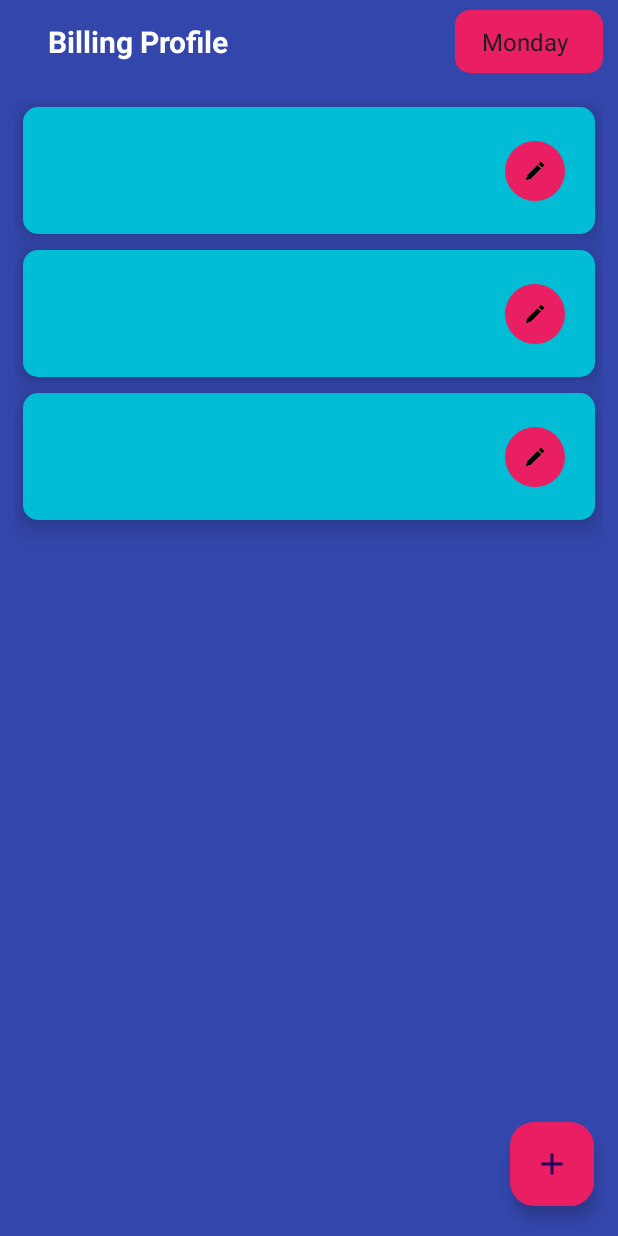
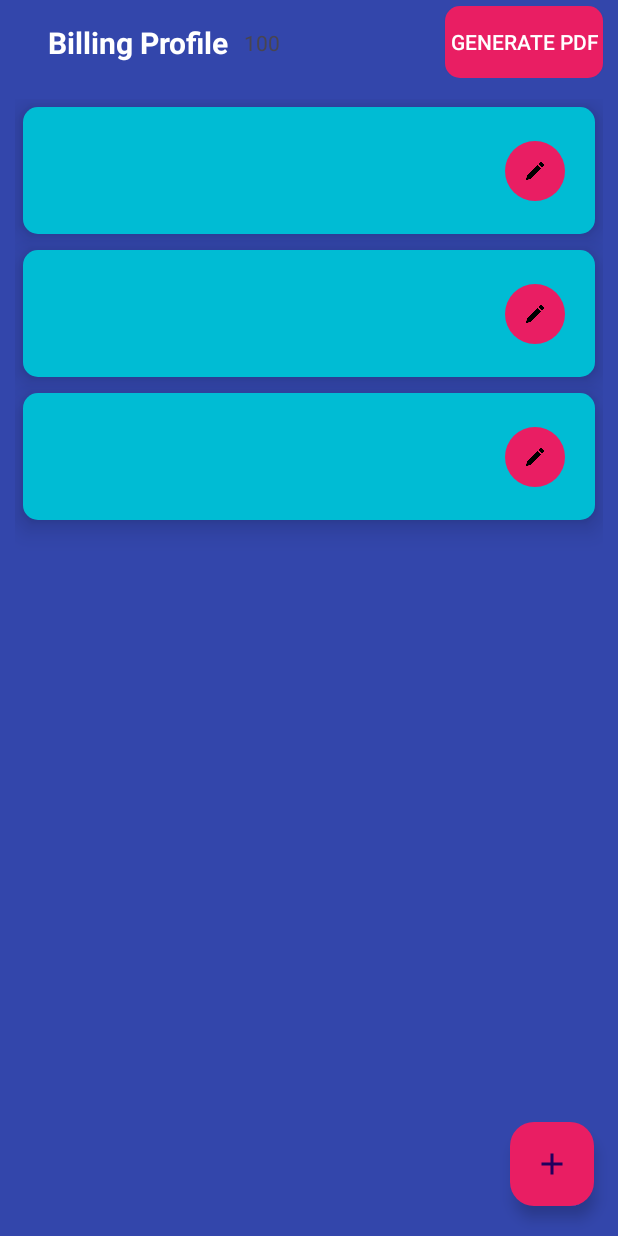
Before and after one commit to muzohaib3/Hisab-Kitab, an Android app: the layout activity_electricity_bills.xml on its own in the app's theme, with its tools: preview values and no code run, on a phone screen of 412 x 824 dp. Run offline under Robolectric (Android 15) with nearby library versions, the phone set to English and light mode, and no system bars; Roboto replaces fonts that are not available here.

Commit message:
new changes

```diff
--- a/app/build.gradle.kts
+++ b/app/build.gradle.kts
@@ -79,6 +79,8 @@ dependencies {
     implementation("com.squareup.retrofit2:converter-scalars:2.9.0")
     implementation("com.jakewharton.threetenabp:threetenabp:1.2.1")
 
+    implementation("com.github.tejpratap46:PDFCreatorAndroid:3.0.2")
+
 
 
 }
--- a/app/src/main/AndroidManifest.xml
+++ b/app/src/main/AndroidManifest.xml
@@ -1,6 +1,9 @@
 <?xml version="1.0" encoding="utf-8"?>
 <manifest xmlns:android="http://schemas.android.com/apk/res/android"
     xmlns:tools="http://schemas.android.com/tools">
+
+    <uses-permission android:name="android.permission.READ_EXTERNAL_STORAGE" />
+    <uses-permission android:name="android.permission.WRITE_EXTERNAL_STORAGE" />
 
     <application
         android:allowBackup="true"
--- a/app/src/main/java/com/devon/hisaabkitaab/database/AppDB.kt
+++ b/app/src/main/java/com/devon/hisaabkitaab/database/AppDB.kt
@@ -5,7 +5,7 @@ import androidx.room.RoomDatabase
 import androidx.room.TypeConverters
 import com.devon.hisaabkitaab.utils.dateformat.DateConverter
 
-@Database(entities =[MeterReadingModel::class], version = 4, exportSchema = false)
+@Database(entities =[MeterReadingModel::class], version = 5, exportSchema = false)
 @TypeConverters(DateConverter::class)
 
 abstract class AppDB : RoomDatabase()
--- a/app/src/main/java/com/devon/hisaabkitaab/database/AppDao.kt
+++ b/app/src/main/java/com/devon/hisaabkitaab/database/AppDao.kt
@@ -24,6 +24,9 @@ interface AppDao {
     @Query("select * from electricity_readings where id=:index")
     fun selectById(index:Int):MeterReadingModel
 
+    @Query("select * from electricity_readings where strftime('%Y-%m', date) =:date;")
+    fun getFilteredMeterReadingsByMonth(date: String): List<MeterReadingModel>
+
 
 
 }
--- a/app/src/main/java/com/devon/hisaabkitaab/database/MeterReadingModel.kt
+++ b/app/src/main/java/com/devon/hisaabkitaab/database/MeterReadingModel.kt
@@ -10,7 +10,8 @@ data class MeterReadingModel(
 
     @ColumnInfo(name = "date") var date: String = "",
     @ColumnInfo(name = "meter_reading") var meter_reading: String = "",
-    @ColumnInfo(name = "total_no_count") var total_no_count: String = ""
+    @ColumnInfo(name = "total_no_count") var total_no_count: String = "",
+    @ColumnInfo(name = "monthYear") var monthYear: String = "",
 ){
     @PrimaryKey(autoGenerate = true) var id: Int = 0
 }
--- a/app/src/main/java/com/devon/hisaabkitaab/datasource/repo/GeneralRepository.kt
+++ b/app/src/main/java/com/devon/hisaabkitaab/datasource/repo/GeneralRepository.kt
@@ -25,4 +25,9 @@ class GeneralRepository(private val appDao: AppDao) {
     fun selectById(index: Int):MeterReadingModel{
         return appDao.selectById(index)
     }
+
+    fun getMeterReadingSelectedByMonth(index: String):List<MeterReadingModel>{
+        return appDao.getFilteredMeterReadingsByMonth(index)
+    }
+
 }
--- a/app/src/main/java/com/devon/hisaabkitaab/datasource/viewmodel/MainViewModel.kt
+++ b/app/src/main/java/com/devon/hisaabkitaab/datasource/viewmodel/MainViewModel.kt
@@ -42,9 +42,9 @@ class MainViewModel(private val repository: GeneralRepository):ViewModel()
         }
     }
 
-    suspend fun getTotalMeterUnitCount(value:Int){
-        viewModelScope.launch(Dispatchers.IO) {
-            var countValue = value
+    suspend fun getMeterReadingSelectedByMonth(month:String):List<MeterReadingModel>{
+        return withContext(Dispatchers.IO){
+            repository.getMeterReadingSelectedByMonth(month)
         }
     }
 
--- a/app/src/main/java/com/devon/hisaabkitaab/di/ViewModelModule.kt
+++ b/app/src/main/java/com/devon/hisaabkitaab/di/ViewModelModule.kt
@@ -6,12 +6,8 @@ import org.koin.dsl.module
 
 val ViewModelModule = module {
 
-    /**
-     * The viewModel keyword helps declaring a factory instance of ViewModel. [MainViewModel]
-     * This instance will be handled by internal ViewModelFactory
-     * and reattach [MainViewModel] ViewModel instance if needed.
-     */
     viewModel {
         MainViewModel(get())
     }
+
 }
--- a/app/src/main/res/layout/activity_add_meter_reading.xml
+++ b/app/src/main/res/layout/activity_add_meter_reading.xml
@@ -37,6 +37,7 @@
             android:background="@drawable/grey_squared_rounded_bg"
             android:layout_marginTop="50dp"
             android:padding="10dp"
+            android:inputType="number"
             android:hint="@string/enter_reading"/>
 
 
@@ -66,6 +67,7 @@
             android:background="@drawable/grey_squared_rounded_bg"
             android:layout_marginTop="20dp"
             android:padding="10dp"
+            android:inputType="number"
             android:hint="@string/Total_unit_today"/>
 
         <androidx.appcompat.widget.AppCompatButton
--- a/app/src/main/res/layout/activity_electricity_bills.xml
+++ b/app/src/main/res/layout/activity_electricity_bills.xml
@@ -46,17 +46,18 @@
                 app:layout_constraintStart_toEndOf="@id/tvToolbar"
                 app:layout_constraintTop_toTopOf="parent"
                 app:layout_constraintVertical_bias="0.5"
-                android:layout_marginStart="10dp"/>
+                android:layout_marginStart="10dp"
+                android:text="100"/>
 
-            <Spinner
-                android:id="@+id/spFilter"
+            <androidx.appcompat.widget.AppCompatButton
+                android:id="@+id/btGeneratePDF"
                 android:layout_width="wrap_content"
                 android:layout_height="wrap_content"
                 android:layout_marginEnd="10dp"
                 android:background="@drawable/pink_squared_bg"
                 android:entries="@array/months"
-                android:padding="10dp"
-                android:text="filter"
+                android:padding="3dp"
+                android:text="generate pdf"
                 android:textColor="@color/white"
                 app:layout_constraintBottom_toBottomOf="parent"
                 app:layout_constraintEnd_toEndOf="parent"
--- a/app/src/main/res/values/strings.xml
+++ b/app/src/main/res/values/strings.xml
@@ -17,13 +17,18 @@
     <string name="loading_message">Loading</string>
 
     <string-array name="months">
-        <item>Monday</item>
-        <item>Tuesday</item>
-        <item>Wednesday</item>
-        <item>Thursday</item>
-        <item>Friday</item>
-        <item>Saturday</item>
-        <item>Sunday</item>
+        <item>January</item>
+        <item>February</item>
+        <item>March</item>
+        <item>April</item>
+        <item>May</item>
+        <item>June</item>
+        <item>July</item>
+        <item>August</item>
+        <item>September</item>
+        <item>October</item>
+        <item>November</item>
+        <item>December</item>
     </string-array>
 
 </resources>
--- a/settings.gradle.kts
+++ b/settings.gradle.kts
@@ -16,6 +16,7 @@ dependencyResolutionManagement {
     repositories {
         google()
         mavenCentral()
+        maven { url = uri("https://jitpack.io")}
     }
 }
 
```
Also changed, not shown: app/src/main/java/com/devon/hisaabkitaab/adapter/MeterListAdapter.kt (+4 -17 lines), app/src/main/java/com/devon/hisaabkitaab/extensions/ActivityExtensions.kt (+16 -0 lines), app/src/main/java/com/devon/hisaabkitaab/screens/electricity/AddMeterReadingActivity.kt (+25 -12 lines), app/src/main/java/com/devon/hisaabkitaab/screens/electricity/ElectricityBillsActivity.kt (+63 -1 lines).
